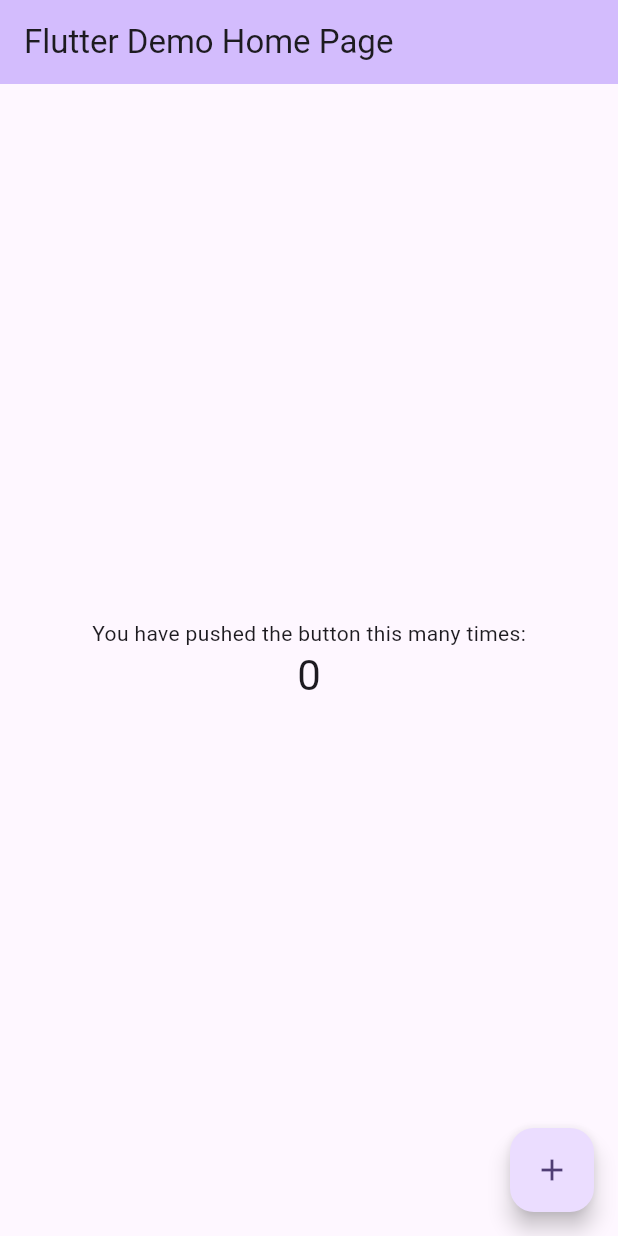
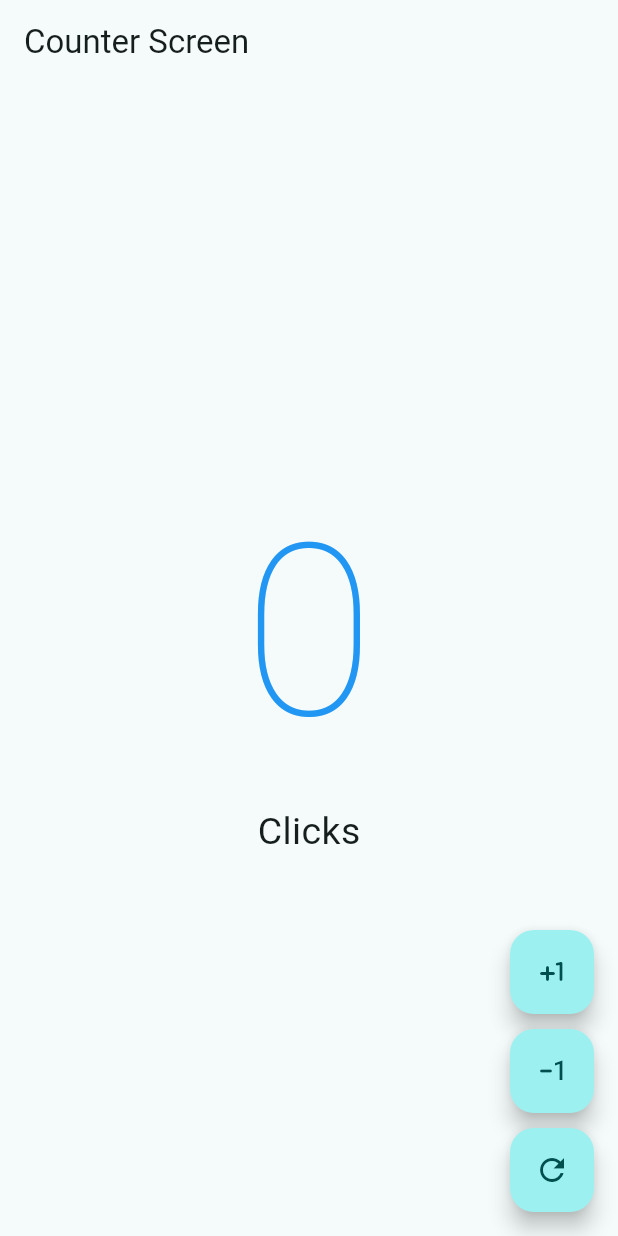
Before and after one commit to imsophis/bootcamp-flutter-contador, a Flutter app: the screen it shows after launch, on a phone screen of 412 x 824 dp. Run offline on Flutter 3.47's test engine with Material 3 defaults, Android fonts, the phone set to English and light mode, and no system bars.

Commit message:
feat: cambios actuales

```diff
--- /dev/null
+++ b/lib/counter_screen_state.dart
@@ -0,0 +1,77 @@
+import 'package:flutter/material.dart';
+
+class CounterScreenState extends StatefulWidget {
+  const CounterScreenState({super.key});
+
+  @override
+  State<CounterScreenState> createState() => _CounterScreenStateState();
+}
+
+class _CounterScreenStateState extends State<CounterScreenState> {
+  int count = 0;
+
+  @override
+  Widget build(BuildContext context) {
+    return Scaffold(
+      appBar: AppBar(
+        title: Text("Counter Screen"),
+      ),
+      body: Center(
+        child: Column(
+          mainAxisAlignment: MainAxisAlignment.center,
+          children: [
+            Text(
+              "$count",
+              style: TextStyle(
+                  fontSize: 160,
+                  fontWeight: FontWeight.w100,
+                  color: count >= 0 ? Colors.blue : Colors.red,
+              ),
+            ),
+            Text(
+              count != 1 ? 'Clicks' : 'Click',
+              style: TextStyle(fontSize: 25),
+            ),
+          ],
+        ),
+      ),
+      floatingActionButton: Column(
+        mainAxisAlignment: MainAxisAlignment.end,
+        children: [
+          FloatingActionButton(
+            onPressed: add,
+            child: Icon(Icons.plus_one_rounded),
+          ),
+          SizedBox(height: 10),
+          FloatingActionButton(
+            onPressed: substraction,
+            child: Icon(Icons.exposure_minus_1_rounded),
+          ),
+          SizedBox(height: 10),
+          FloatingActionButton(
+            onPressed: reload,
+            child: Icon(Icons.refresh),
+          ),
+        ],
+      )
+    );
+  }
+
+  void reload(){
+    setState(() {
+      count = 0;
+    }) ;
+  }
+
+  void add(){
+    setState(() {
+      count++;
+    }) ;
+  }
+
+  void substraction(){
+    setState(() {
+      count--;
+    }) ;
+  }
+}
--- a/lib/main.dart
+++ b/lib/main.dart
@@ -1,122 +1,20 @@
+import 'package:contador/counter_screen_state.dart';
 import 'package:flutter/material.dart';
 
 void main() {
-  runApp(const MyApp());
+  runApp(MyApp());
 }
-
+// statelessvidget - es lo mismo
+// statefull - cambia
 class MyApp extends StatelessWidget {
   const MyApp({super.key});
 
-  // This widget is the root of your application.
   @override
   Widget build(BuildContext context) {
     return MaterialApp(
-      title: 'Flutter Demo',
-      theme: ThemeData(
-        // This is the theme of your application.
-        //
-        // TRY THIS: Try running your application with "flutter run". You'll see
-        // the application has a purple toolbar. Then, without quitting the app,
-        // try changing the seedColor in the colorScheme below to Colors.green
-        // and then invoke "hot reload" (save your changes or press the "hot
-        // reload" button in a Flutter-supported IDE, or press "r" if you used
-        // the command line to start the app).
-        //
-        // Notice that the counter didn't reset back to zero; the application
-        // state is not lost during the reload. To reset the state, use hot
-        // restart instead.
-        //
-        // This works for code too, not just values: Most code changes can be
-        // tested with just a hot reload.
-        colorScheme: .fromSeed(seedColor: Colors.deepPurple),
-      ),
-      home: const MyHomePage(title: 'Flutter Demo Home Page'),
-    );
+      debugShowCheckedModeBanner: false,
+      theme: ThemeData(colorSchemeSeed: Colors.cyanAccent),
+      home: CounterScreenState(),
+    ); // widget principal- raiz de widgets
   }
 }
-
-class MyHomePage extends StatefulWidget {
-  const MyHomePage({super.key, required this.title});
-
-  // This widget is the home page of your application. It is stateful, meaning
-  // that it has a State object (defined below) that contains fields that affect
-  // how it looks.
-
-  // This class is the configuration for the state. It holds the values (in this
-  // case the title) provided by the parent (in this case the App widget) and
-  // used by the build method of the State. Fields in a Widget subclass are
-  // always marked "final".
-
-  final String title;
-
-  @override
-  State<MyHomePage> createState() => _MyHomePageState();
-}
-
-class _MyHomePageState extends State<MyHomePage> {
-  int _counter = 0;
-
-  void _incrementCounter() {
-    setState(() {
-      // This call to setState tells the Flutter framework that something has
-      // changed in this State, which causes it to rerun the build method below
-      // so that the display can reflect the updated values. If we changed
-      // _counter without calling setState(), then the build method would not be
-      // called again, and so nothing would appear to happen.
-      _counter++;
-    });
-  }
-
-  @override
-  Widget build(BuildContext context) {
-    // This method is rerun every time setState is called, for instance as done
-    // by the _incrementCounter method above.
-    //
-    // The Flutter framework has been optimized to make rerunning build methods
-    // fast, so that you can just rebuild anything that needs updating rather
-    // than having to individually change instances of widgets.
-    return Scaffold(
-      appBar: AppBar(
-        // TRY THIS: Try changing the color here to a specific color (to
-        // Colors.amber, perhaps?) and trigger a hot reload to see the AppBar
-        // change color while the other colors stay the same.
-        backgroundColor: Theme.of(context).colorScheme.inversePrimary,
-        // Here we take the value from the MyHomePage object that was created by
-        // the App.build method, and use it to set our appbar title.
-        title: Text(widget.title),
-      ),
-      body: Center(
-        // Center is a layout widget. It takes a single child and positions it
-        // in the middle of the parent.
-        child: Column(
-          // Column is also a layout widget. It takes a list of children and
-          // arranges them vertically. By default, it sizes itself to fit its
-          // children horizontally, and tries to be as tall as its parent.
-          //
-          // Column has various properties to control how it sizes itself and
-          // how it positions its children. Here we use mainAxisAlignment to
-          // center the children vertically; the main axis here is the vertical
-          // axis because Columns are vertical (the cross axis would be
-          // horizontal).
-          //
-          // TRY THIS: Invoke "debug painting" (choose the "Toggle Debug Paint"
-          // action in the IDE, or press "p" in the console), to see the
-          // wireframe for each widget.
-          mainAxisAlignment: .center,
-          children: [
-            const Text('You have pushed the button this many times:'),
-            Text(
-              '$_counter',
-              style: Theme.of(context).textTheme.headlineMedium,
-            ),
-          ],
-        ),
-      ),
-      floatingActionButton: FloatingActionButton(
-        onPressed: _incrementCounter,
-        tooltip: 'Increment',
-        child: const Icon(Icons.add),
-      ),
-    );
-  }
-}
```
Also changed, not shown: lib/counter_screen.dart (added, +34 -0 lines).
